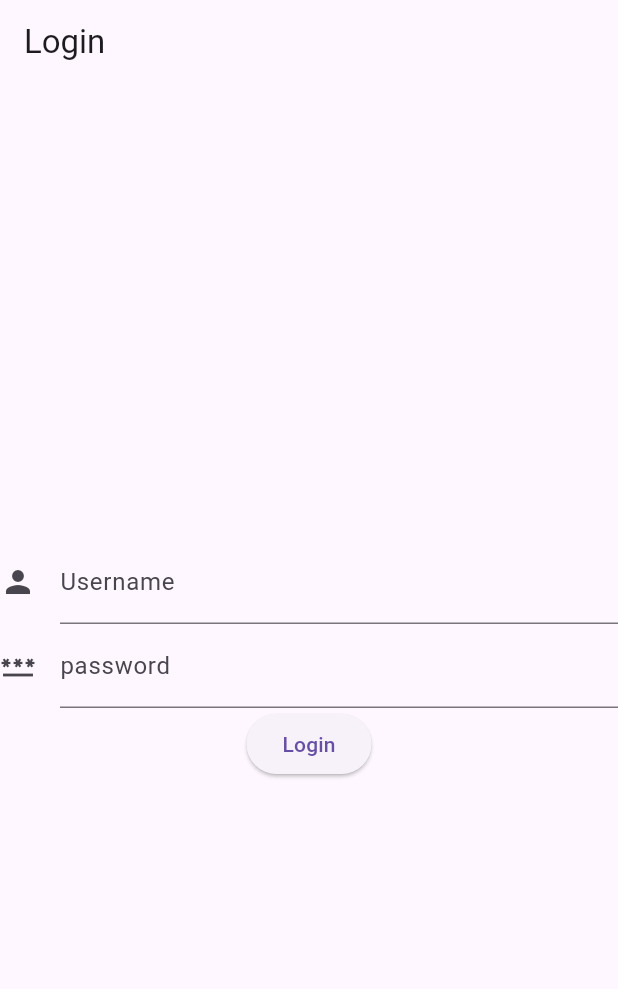
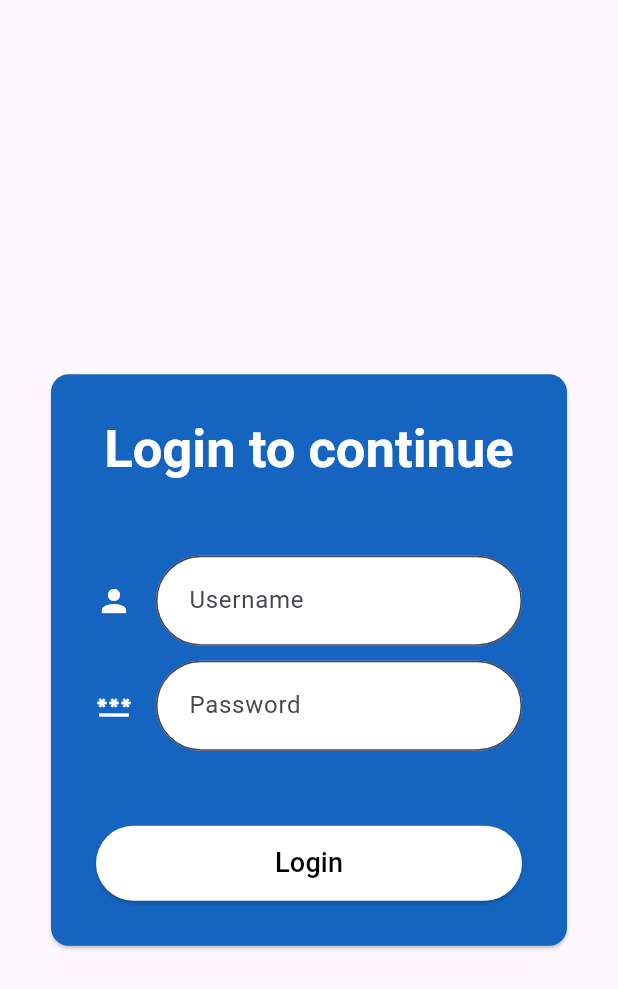
Before and after one commit to DediNurdin/bloc_learn, a Flutter app: the screen it shows after launch, on a phone screen of 412 x 824 dp. Shown: the top 989 px of the screen. Run offline on Flutter 3.47's test engine with Material 3 defaults, Android fonts, the phone set to English and light mode, and no system bars; our stand-ins replace bloc, device_info_plus, equatable, flutter_bloc, google_fonts.

Commit message:
bug fixs

```diff
--- a/lib/blocs/login/login_events.dart
+++ b/lib/blocs/login/login_events.dart
@@ -1,5 +1,4 @@
 // ignore_for_file: must_be_immutable
-
 import 'package:equatable/equatable.dart';
 
 abstract class LoginEvent extends Equatable {
--- a/lib/blocs/login/login_states.dart
+++ b/lib/blocs/login/login_states.dart
@@ -1,6 +1,5 @@
 import 'package:equatable/equatable.dart';
 import 'package:flutter/material.dart';
-
 import '../../model/users_model.dart';
 
 @immutable
--- a/lib/blocs/news/news_bloc.dart
+++ b/lib/blocs/news/news_bloc.dart
@@ -1,7 +1,6 @@
 import 'package:bloc_learn/blocs/news/news_event.dart';
 import 'package:bloc_learn/blocs/news/news_state.dart';
 import 'package:flutter_bloc/flutter_bloc.dart';
-
 import '../../repository/repositories.dart';
 
 class NewsBloc extends Bloc<NewsEvent, NewsState> {
--- a/lib/blocs/news/news_state.dart
+++ b/lib/blocs/news/news_state.dart
@@ -1,5 +1,4 @@
 import 'package:equatable/equatable.dart';
-
 import '../../model/news_model.dart';
 
 abstract class NewsState extends Equatable {}
--- /dev/null
+++ b/lib/cubit/device/device_cubit.dart
@@ -0,0 +1,30 @@
+import 'dart:io';
+
+import 'package:bloc/bloc.dart';
+import 'package:device_info_plus/device_info_plus.dart';
+
+class DeviceCubit extends Cubit<String> {
+  final DeviceInfoPlugin deviceInfo = DeviceInfoPlugin();
+
+  DeviceCubit() : super('');
+
+  Future<void> getDeviceId() async {
+    try {
+      String? deviceId = await _getId();
+      emit(deviceId!);
+    } catch (error) {
+      emit('Error retrieving device ID');
+    }
+  }
+
+  Future<String?> _getId() async {
+    if (Platform.isIOS) {
+      var iosDeviceInfo = await deviceInfo.iosInfo;
+      return iosDeviceInfo.identifierForVendor;
+    } else if (Platform.isAndroid) {
+      var androidDeviceInfo = await deviceInfo.androidInfo;
+      return androidDeviceInfo.id;
+    }
+    return null;
+  }
+}
--- a/lib/main.dart
+++ b/lib/main.dart
@@ -1,6 +1,6 @@
-//import 'package:bloc_learn/homepage.dart';
 import 'package:bloc_learn/blocs/login/login_bloc.dart';
 import 'package:bloc_learn/blocs/news/news_bloc.dart';
+import 'package:bloc_learn/cubit/device/device_cubit.dart';
 import 'package:bloc_learn/repository/repositories.dart';
 import 'package:bloc_learn/screens/login_screen.dart';
 import 'package:flutter/material.dart';
@@ -16,7 +16,7 @@ class MyApp extends StatelessWidget {
   @override
   Widget build(BuildContext context) {
     return MaterialApp(
-      title: 'Flutter Demo',
+      title: 'Bloc Learn',
       theme: ThemeData(
         primarySwatch: Colors.blue,
       ),
@@ -28,6 +28,9 @@ class MyApp extends StatelessWidget {
           BlocProvider<NewsBloc>(
             create: (BuildContext context) => NewsBloc(UserRepository()),
           ),
+          BlocProvider(
+            create: (BuildContext context) => DeviceCubit(),
+          ),
         ],
         child: const LoginPage(),
       ),
--- a/lib/model/users_model.dart
+++ b/lib/model/users_model.dart
@@ -1,14 +1,20 @@
 class UserModel {
   int? id;
   String? name;
+  String? deviceId;
+  String? picturePath;
 
   UserModel({
     this.id,
     this.name,
+    this.deviceId,
+    this.picturePath,
   });
 
   UserModel.fromJson(Map<String, dynamic> json) {
     id = json['id'];
     name = json['name'];
+    deviceId = json['device_id'];
+    picturePath = json['profile_picture_path'];
   }
 }
--- a/lib/screens/login_screen.dart
+++ b/lib/screens/login_screen.dart
@@ -1,14 +1,12 @@
-import 'dart:io';
-
-import 'package:device_info_plus/device_info_plus.dart';
 import 'package:bloc_learn/blocs/login/login_bloc.dart';
 import 'package:bloc_learn/blocs/login/login_events.dart';
 import 'package:bloc_learn/blocs/login/login_states.dart';
+import 'package:bloc_learn/cubit/device/device_cubit.dart';
 import 'package:bloc_learn/model/users_model.dart';
 import 'package:flutter/material.dart';
 import 'package:flutter_bloc/flutter_bloc.dart';
-
 import 'view_data_screen.dart';
+import 'package:google_fonts/google_fonts.dart';
 
 class LoginPage extends StatefulWidget {
   const LoginPage({Key? key}) : super(key: key);
@@ -18,44 +16,30 @@ class LoginPage extends StatefulWidget {
 }
 
 class _LoginPageState extends State<LoginPage> {
+  late DeviceCubit _deviceCubit;
+
   @override
   void initState() {
-    getId();
     super.initState();
+    _deviceCubit = context.read<DeviceCubit>();
+    _deviceCubit.getDeviceId();
   }
 
   TextEditingController emailController = TextEditingController();
   TextEditingController passwordController = TextEditingController();
   TextEditingController deviceIdController = TextEditingController();
 
-  Future<String?> getId() async {
-    var deviceInfo = DeviceInfoPlugin();
-    if (Platform.isIOS) {
-      var iosDeviceInfo = await deviceInfo.iosInfo;
-
-      setState(() {
-        deviceIdController.text = iosDeviceInfo.identifierForVendor.toString();
-      });
-      return iosDeviceInfo.identifierForVendor;
-    } else if (Platform.isAndroid) {
-      var androidDeviceInfo = await deviceInfo.androidInfo;
-      setState(() {
-        deviceIdController.text = androidDeviceInfo.id.toString();
-      });
-      return androidDeviceInfo.id;
-    }
-    return null;
-  }
-
   @override
   Widget build(BuildContext context) {
     return Scaffold(
-      appBar: AppBar(
-        title: const Text("Login"),
-      ),
+      appBar: AppBar(title: BlocBuilder<DeviceCubit, String>(
+        builder: (context, state) {
+          deviceIdController.text = state;
+          return const Text('');
+        },
+      )),
       body: BlocListener<LoginBloc, LoginState>(
         listener: (context, state) {
-          const Text('hola');
           if (state is LoginLoadedState) {
             UserModel usuario = state.user;
             Navigator.push(
@@ -66,41 +50,119 @@ class _LoginPageState extends State<LoginPage> {
         },
         child: BlocBuilder<LoginBloc, LoginState>(builder: (context, state) {
           if (state is LoginInitial) {
-            return Column(
-              mainAxisAlignment: MainAxisAlignment.center,
-              crossAxisAlignment: CrossAxisAlignment.center,
+            return Center(
+              child: Container(
+                margin: const EdgeInsets.all(30),
+                child: Card(
+                  color: Colors.blue.shade800,
+                  child: Container(
+                    padding: const EdgeInsets.all(30),
+                    child: Column(
+                      mainAxisSize: MainAxisSize.min,
                       children: [
+                        Text(
+                          'Login to continue',
+                          textAlign: TextAlign.center,
+                          style: GoogleFonts.roboto(
+                            textStyle:
+                                Theme.of(context).textTheme.displayMedium,
+                            fontSize: 35,
+                            color: Colors.white,
+                            fontWeight: FontWeight.w700,
+                          ),
+                        ),
+                        const SizedBox(
+                          height: 50,
+                        ),
                         TextFormField(
+                          textInputAction: TextInputAction.next,
                           controller: emailController,
-                  decoration: const InputDecoration(
-                    icon: Icon(Icons.person),
-                    hintText: 'username',
-                    labelText: 'Username',
+                          decoration: InputDecoration(
+                            icon: const Icon(
+                              Icons.person,
+                              color: Colors.white,
                             ),
+                            hintText: 'Username',
+                            filled: true,
+                            fillColor: Colors.white,
+                            border: OutlineInputBorder(
+                                borderSide: BorderSide(
+                                    color: Colors.yellow.shade800, width: 1.5),
+                                borderRadius: const BorderRadius.only(
+                                    bottomLeft: Radius.circular(30),
+                                    bottomRight: Radius.circular(30),
+                                    topLeft: Radius.circular(30),
+                                    topRight: Radius.circular(30))),
+                            isCollapsed: true,
+                            contentPadding: const EdgeInsets.all(18),
+                          ),
+                        ),
+                        const SizedBox(
+                          height: 10,
                         ),
                         TextFormField(
                           controller: passwordController,
-                  decoration: const InputDecoration(
-                    icon: Icon(Icons.password),
-                    hintText: 'insgresa la contraseña',
-                    labelText: 'password',
+                          decoration: InputDecoration(
+                            icon: const Icon(
+                              Icons.password,
+                              color: Colors.white,
+                            ),
+                            filled: true,
+                            fillColor: Colors.white,
+                            hintText: 'Password',
+                            border: OutlineInputBorder(
+                                borderSide: BorderSide(
+                                    color: Colors.yellow.shade800, width: 1.5),
+                                borderRadius: const BorderRadius.only(
+                                    bottomLeft: Radius.circular(30),
+                                    bottomRight: Radius.circular(30),
+                                    topLeft: Radius.circular(30),
+                                    topRight: Radius.circular(30))),
+                            isCollapsed: true,
+                            contentPadding: const EdgeInsets.all(18),
                           ),
                         ),
+                        const SizedBox(
+                          height: 50,
+                        ),
                         ElevatedButton(
+                          style: ElevatedButton.styleFrom(
+                            backgroundColor: Colors.white,
+                            minimumSize: const Size.fromHeight(50),
+                          ),
                           onPressed: () async {
-                    BlocProvider.of<LoginBloc>(context).add(LoadLoginEvent(
+                            if (emailController.text.isNotEmpty &&
+                                passwordController.text.isNotEmpty) {
+                              BlocProvider.of<LoginBloc>(context).add(
+                                  LoadLoginEvent(
                                       emailController.text,
                                       passwordController.text,
                                       deviceIdController.text));
                               await Future.delayed(const Duration(seconds: 3));
+                            } else {
+                              ScaffoldMessenger.of(context).showSnackBar(
+                                const SnackBar(content: Text('Lengkapi Data')),
+                              );
+                            }
                           },
-                  child: const Text("Login"),
+                          child: const Text(
+                            'Login',
+                            style: TextStyle(color: Colors.black, fontSize: 18),
+                          ),
                         ),
                       ],
+                    ),
+                  ),
+                ),
+              ),
             );
           }
+
           if (state is LoginLoadingState) {
-            return const Center(child: CircularProgressIndicator());
+            return Center(
+                child: CircularProgressIndicator(
+              color: Colors.blue.shade800,
+            ));
           }
 
           if (state is LoginErrorState) {
```
Also changed, not shown: lib/blocs/login/login_bloc.dart (+3 -6 lines), lib/cubit/device/device_state.dart (added, +9 -0 lines), lib/repository/repositories.dart (+0 -8 lines), lib/screens/news_screen.dart (+21 -24 lines), lib/screens/splash_screen.dart (added, +17 -0 lines), lib/screens/view_data_screen.dart (+43 -8 lines), pubspec.yaml (+3 -68 lines), pubspec.lock, 3 other files. Lines whose indentation alone changed are shown as unchanged.
